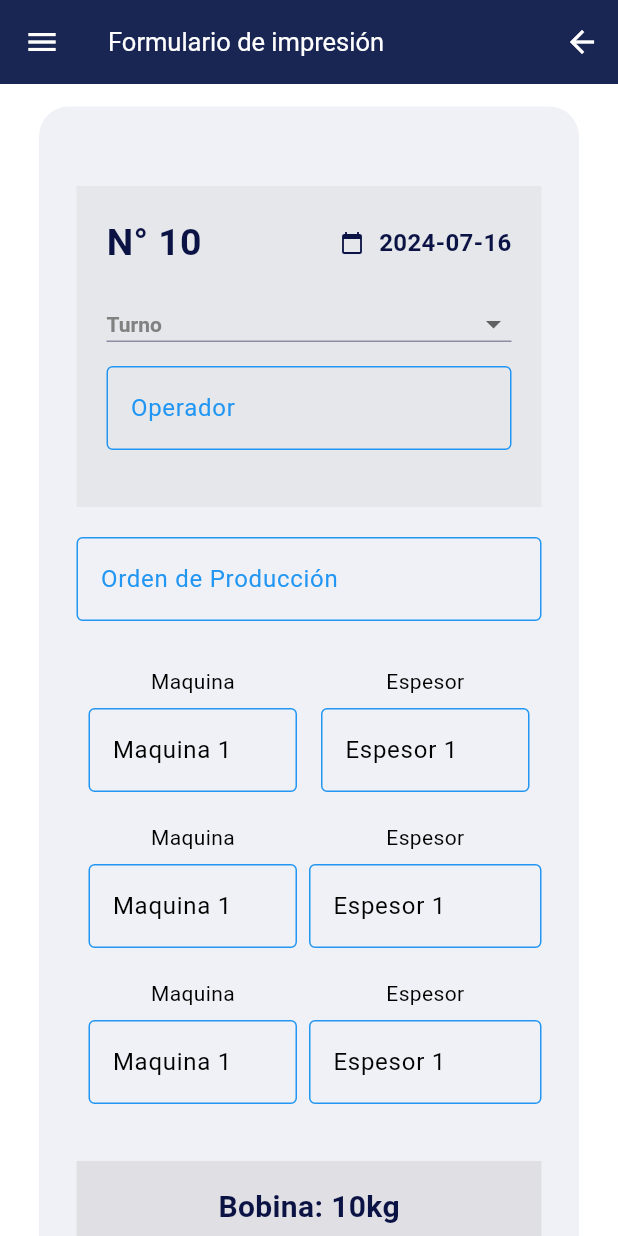
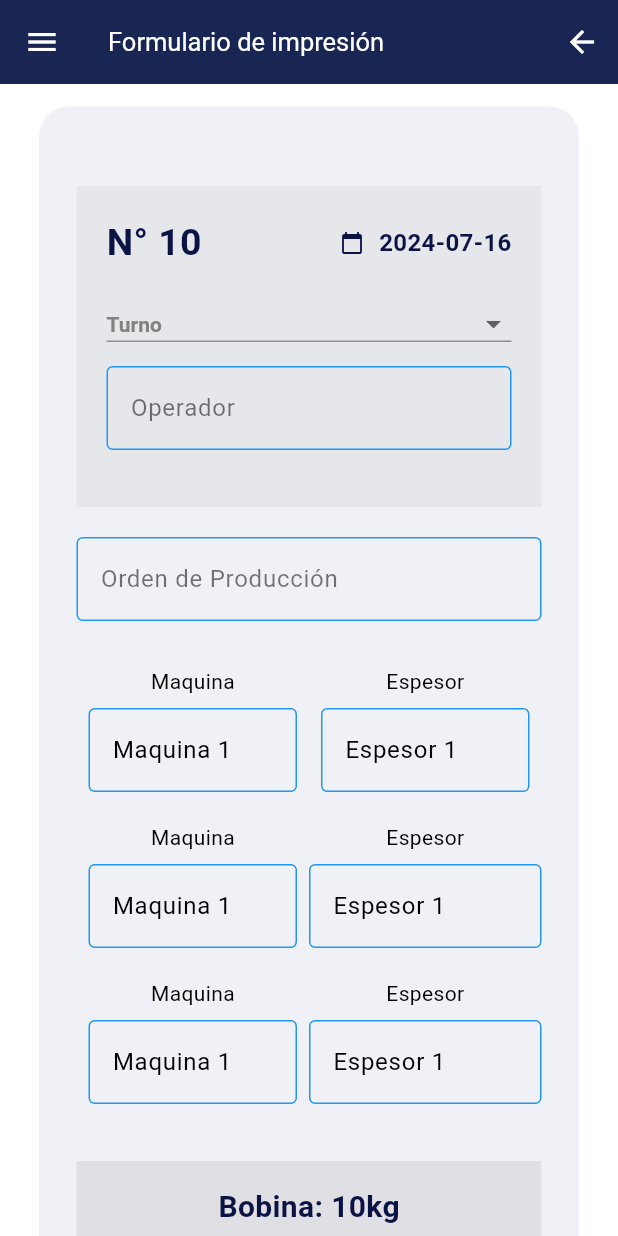
Before and after one commit to lordmacu/sens2, a Flutter app: the PrintTicket screen opened by its route, on a phone screen of 412 x 824 dp. Run offline on Flutter 3.47's test engine with Material 3 defaults, Android fonts, the phone set to English and light mode, and no system bars; our stand-ins replace connectivity_plus, flutter_local_notifications, flutter_typeahead, get, get_storage, wakelock; missing offline and left inert: flutter_foreground_task, mqtt_client; accounts and stored records are empty.

Commit message:
fix styles

```diff
--- a/lib/core/theme/app_theme.dart
+++ b/lib/core/theme/app_theme.dart
@@ -24,7 +24,7 @@ final ThemeData appTheme = ThemeData(
     focusedBorder: OutlineInputBorder(
       borderSide: BorderSide(color: Colors.blueAccent),
     ),
-    labelStyle: TextStyle(color: Colors.blue),
+    labelStyle: TextStyle(color: Colors.black54),
   ),
   textButtonTheme: TextButtonThemeData(
     style: TextButton.styleFrom(
```
